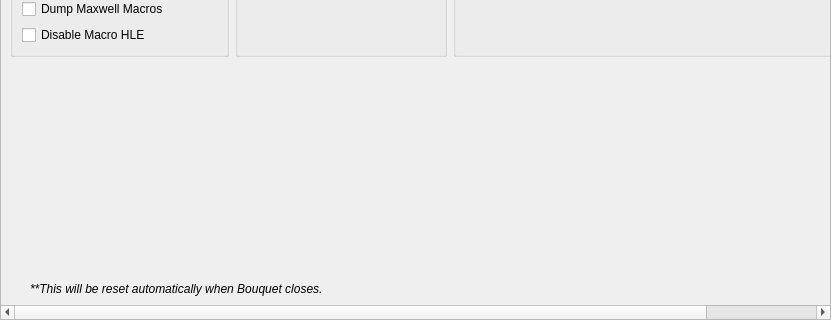
This is src/yuzu/configuration/configure_debug.ui in justr4mzi/bouquet as Qt 5 draws it before an edit; both pictures show x 0 to 831 and y 440 to 760 of the 831 by 760 pixel window. The edited form follows.
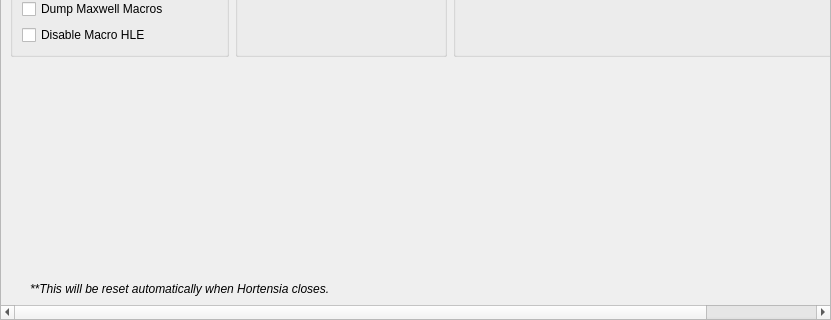
This is the edited form.

Commit message:
Rename Bouquet to Hortensia: name, data folder, log file, icons from the hydrangea logo, deep violet theme
Imports at the first start now also offer Bouquet and Eglantine's new folder.

Patch:
```diff
--- a/src/yuzu/configuration/configure_debug.ui
+++ b/src/yuzu/configuration/configure_debug.ui
@@ -784,7 +784,7 @@
        </font>
       </property>
       <property name="text">
-    <string>**This will be reset automatically when Bouquet closes.</string>
+    <string>**This will be reset automatically when Hortensia closes.</string>
       </property>
       <property name="indent">
        <number>20</number>
```
The commit also changes 62 other files.
